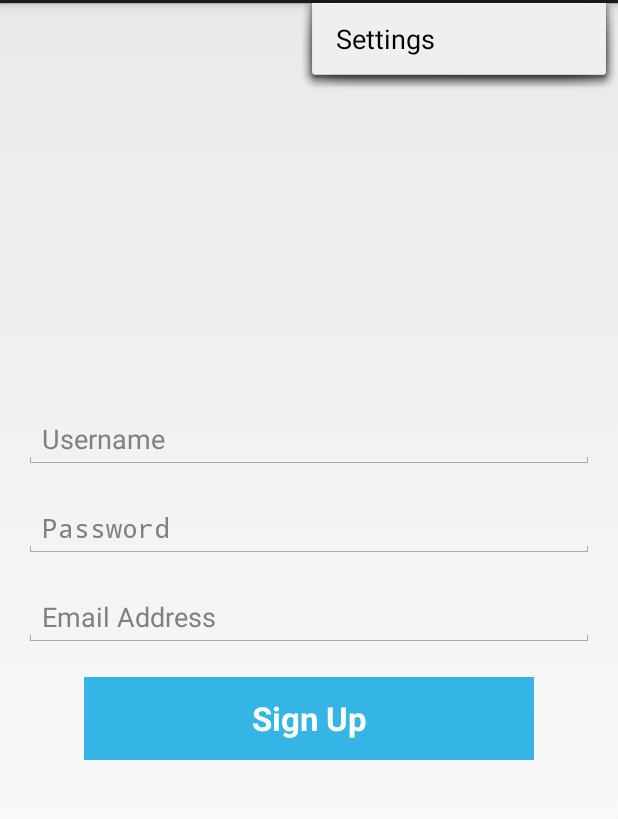
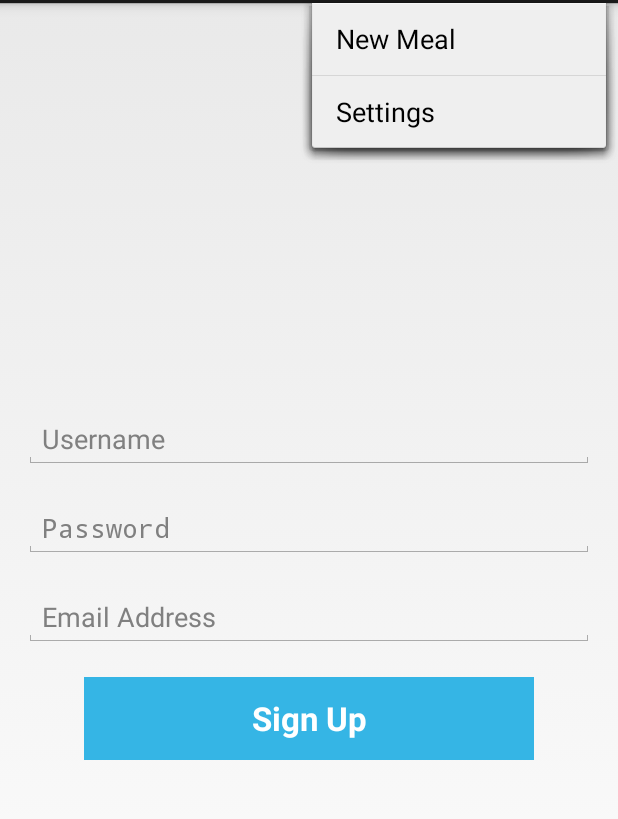
Before and after one commit to aneeshprasad1/yelpmo, an Android app: the screen it shows after launch (MainActivity), with the options menu open, on a phone screen of 412 x 824 dp, the part 69-888 px from its top. Run offline under Robolectric (Android 15) with nearby library versions, the phone set to English and light mode, and no system bars; libraries missing offline, so code that uses them is left out: com.parse; 1 statement that could not run was skipped.

Commit message:
Launches camera app and retrieves photo to begin creating new meal

```diff
--- a/Android/app/src/main/res/menu/main.xml
+++ b/Android/app/src/main/res/menu/main.xml
@@ -1,8 +1,15 @@
 <menu xmlns:android="http://schemas.android.com/apk/res/android"
     xmlns:tools="http://schemas.android.com/tools"
     tools:context=".MainActivity" >
+
+    <item android:id="@+id/action_new_meal"
+        android:title="New Meal"
+        android:orderInCategory="100"
+        android:showAsAction="never" />
+
     <item android:id="@+id/action_settings"
         android:title="@string/action_settings"
-        android:orderInCategory="100"
+        android:orderInCategory="101"
         android:showAsAction="never" />
+
 </menu>
```
Also changed, not shown: Android/app/src/main/java/com/yelpmo/app/Activity/MainActivity.java (+31 -8 lines).
